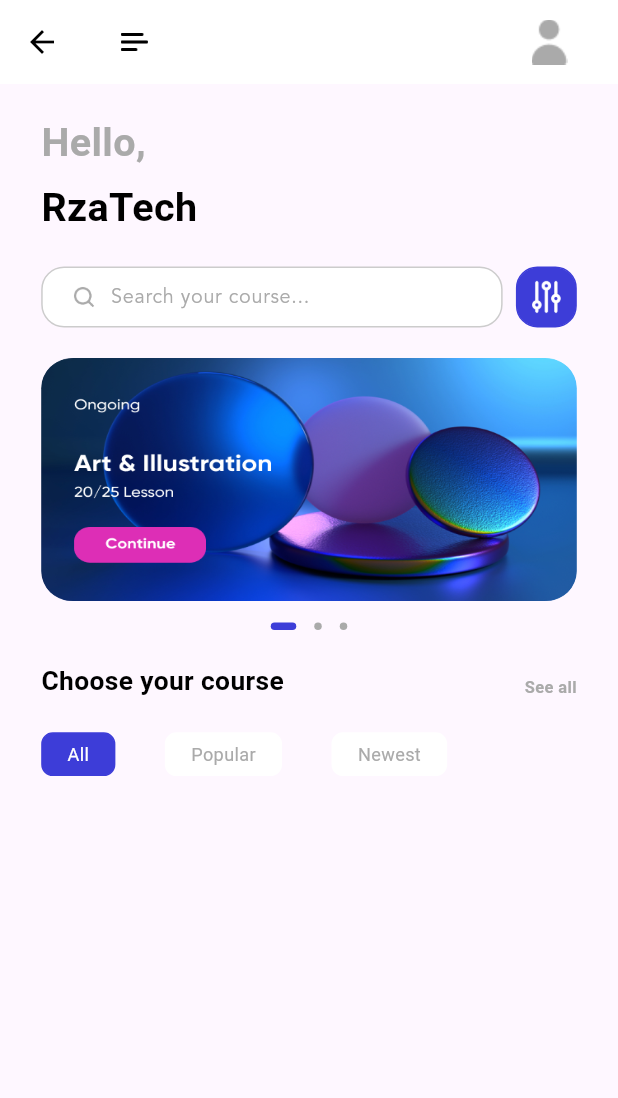
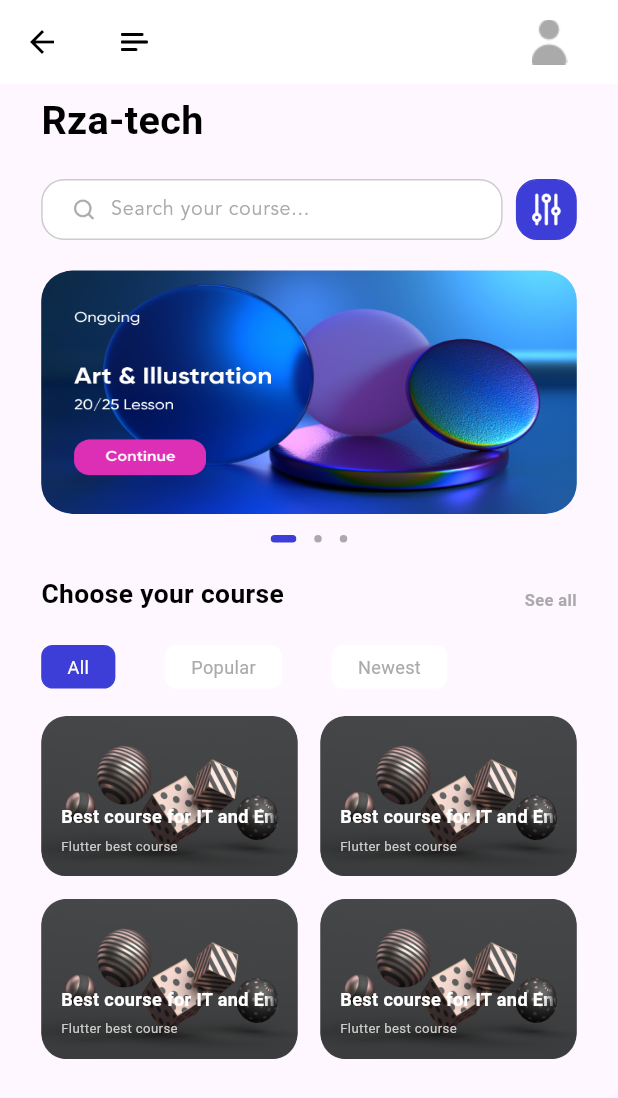
Before and after one commit to MaharramovRza/learning_app, a Flutter app: the HomePage screen opened by its route, on a phone screen of 412 x 824 dp. Shown: the top 1098 px of the screen. Run offline on Flutter 3.47's test engine with Material 3 defaults, Android fonts, the light colour scheme and no system bars; drawn by our look-alikes of dots_indicator; our stand-ins replace cloud_firestore, firebase_auth, firebase_core, flutter_bloc, flutter_screenutil, fluttertoast and 2 more; missing offline and left inert: dart:ffi; accounts and stored records are empty.

Commit message:
courseGrid created

```diff
--- a/lib/pages/home/home_page.dart
+++ b/lib/pages/home/home_page.dart
@@ -29,24 +29,81 @@ class _HomePageState extends State<HomePage> {
   Widget build(BuildContext context) {
     return Scaffold(
       appBar: buildAppBar(),
-      body: BlocBuilder<HomePageBlocs,HomePageStates>(
-        builder: (context,state){
-          return Container(
-            margin: EdgeInsets.symmetric(vertical: 0,horizontal: 25.w),
-            child: Column(
-              mainAxisAlignment: MainAxisAlignment.start,
-              crossAxisAlignment: CrossAxisAlignment.start,
-              children: [
-                homePageText("Hello,",color: AppColors.primaryThirdElementText,top:20),
-                homePageText("RzaTech",color: AppColors.primaryText,top:5),
-                searchView(),
-                slidersView(context,state),
-                menuView(),
-              ],
+      body: BlocBuilder<HomePageBlocs, HomePageStates>(builder: (context, state) {
+        return CustomScrollView(
+          slivers: [
+            // SliverPadding(
+            //     padding: EdgeInsets.symmetric(
+            //       vertical: 0,
+            //       horizontal: 25.w,
+            //     ),
+            //     sliver: SliverToBoxAdapter(
+            //         child: homePageText("Hello,",color: AppColors.primaryThirdElementText,top:20)
+            //     )
+            // ),
+            SliverPadding(
+                padding: EdgeInsets.symmetric(
+                  vertical: 0,
+                  horizontal: 25.w,
+                ),
+                sliver: SliverToBoxAdapter(
+                  child: homePageText("Rza-tech",color: AppColors.primaryText,top:5),
+                )
             ),
-          );
-        },
-      ),
+            SliverPadding(
+                padding: EdgeInsets.symmetric(
+                  vertical: 0,
+                  horizontal: 25.w,
+                ),
+                sliver: SliverToBoxAdapter(
+                  child: searchView(),
+                )
+            ),
+            SliverPadding(
+                padding: EdgeInsets.symmetric(
+                  vertical: 0,
+                  horizontal: 25.w,
+                ),
+                sliver: SliverToBoxAdapter(
+                  child: slidersView(context,state),
+                )
+            ),
+            SliverPadding(
+                padding: EdgeInsets.symmetric(
+                  vertical: 0,
+                  horizontal: 25.w,
+                ),
+                sliver: SliverToBoxAdapter(
+                    child: menuView()
+                )
+            ),
+            SliverPadding(
+                padding: EdgeInsets.symmetric(
+                  vertical: 18.h,
+                  horizontal: 25.w,
+                ),
+                sliver: SliverGrid(
+                    gridDelegate: const SliverGridDelegateWithFixedCrossAxisCount(
+                      crossAxisCount: 2,
+                      mainAxisSpacing: 15,
+                      crossAxisSpacing: 15,
+                      childAspectRatio: 1.6,
+                    ),
+                    delegate: SliverChildBuilderDelegate(
+                      childCount:4,
+                          (BuildContext context, int index) {
+                        return GestureDetector(
+                          onTap: (){
+
+                          },
+                          child: courseGrid(),
+                        );
+                      },
+                    ))),
+
+          ],
+        );
+      }),
     );
   }
 }
--- a/lib/pages/home/widgets/home_page_widgets.dart
+++ b/lib/pages/home/widgets/home_page_widgets.dart
@@ -239,15 +239,12 @@ Widget menuView() {
 
 Widget _reusableText(String text ,
        {Color color =AppColors.primaryText,int fontsize = 16,FontWeight fontWeight = FontWeight.bold}){
-  return Container(
-    margin: EdgeInsets.only(bottom: 0.h, top: 0.h),
-    child: Text(
-      text,
-      style: TextStyle(
-        color: color,
-        fontWeight: fontWeight,
-        fontSize: fontsize.sp,
-      ),
+  return Text(
+    text,
+    style: TextStyle(
+      color: color,
+      fontWeight: fontWeight,
+      fontSize: fontsize.sp,
     ),
   );
 }
@@ -268,3 +265,47 @@ Widget _reusableMenuText(String menuText,{Color textColor = AppColors.primaryEle
           fontsize: 11 )
   );
 }
+
+Widget courseGrid(){
+  return Container(
+    padding: EdgeInsets.all(12.w),
+    decoration: BoxDecoration(
+      borderRadius : BorderRadius.circular(15.w),
+      image:const DecorationImage(
+          fit:BoxFit.fill,
+          image:AssetImage("assets/icons/Image_2.png")
+      ),
+    ),
+    child:Column(
+      mainAxisAlignment: MainAxisAlignment.end,
+      crossAxisAlignment: CrossAxisAlignment.start,
+      children: [
+        Text(
+          "Best course for IT and Engineering",
+          maxLines:1,
+          overflow:TextOverflow.fade,
+          textAlign: TextAlign.left,
+          softWrap: false,
+          style: TextStyle(
+              color:AppColors.primaryElementText,
+              fontWeight: FontWeight.bold,
+              fontSize: 11.sp
+          ),
+        ),
+        SizedBox(height: 5.h,),
+        Text(
+          "Flutter best course",
+          maxLines:1,
+          overflow:TextOverflow.fade,
+          textAlign: TextAlign.left,
+          softWrap: false,
+          style: TextStyle(
+              color:AppColors.primaryFourthElementText,
+              fontWeight: FontWeight.normal,
+              fontSize: 8.sp
+          ),
+        ),
+      ],
+    ),
+  );
+}
```
